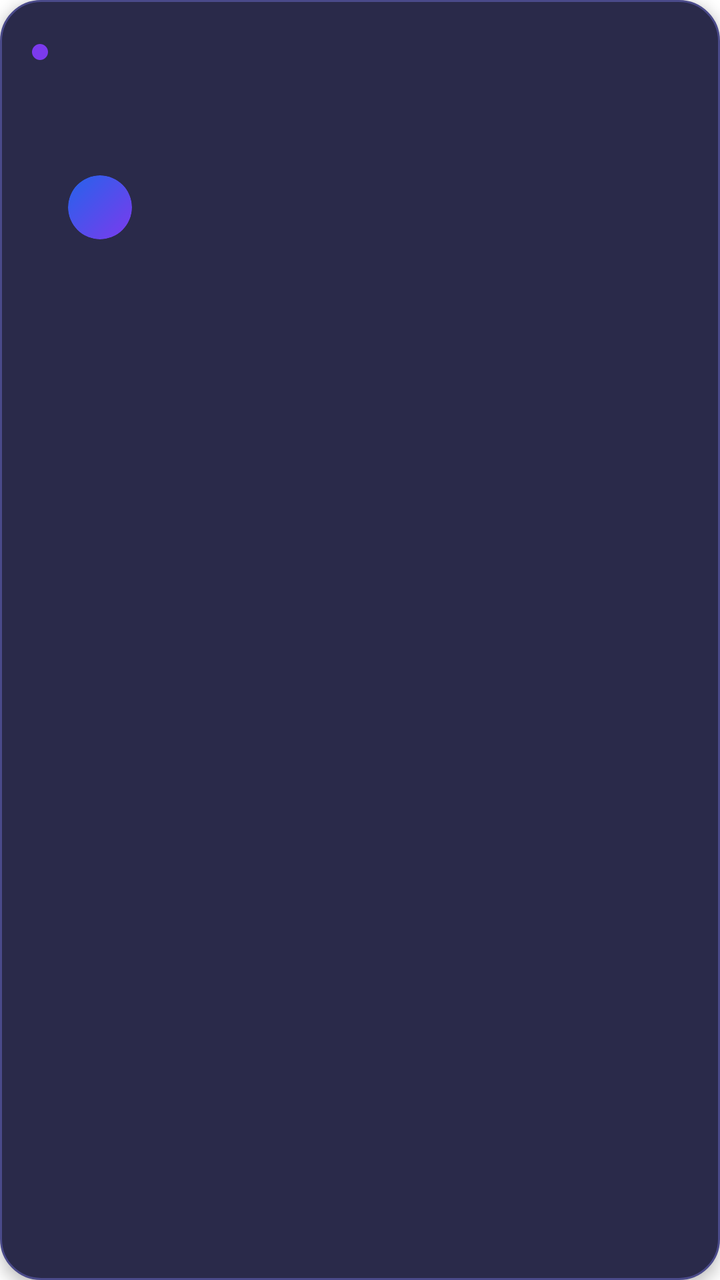
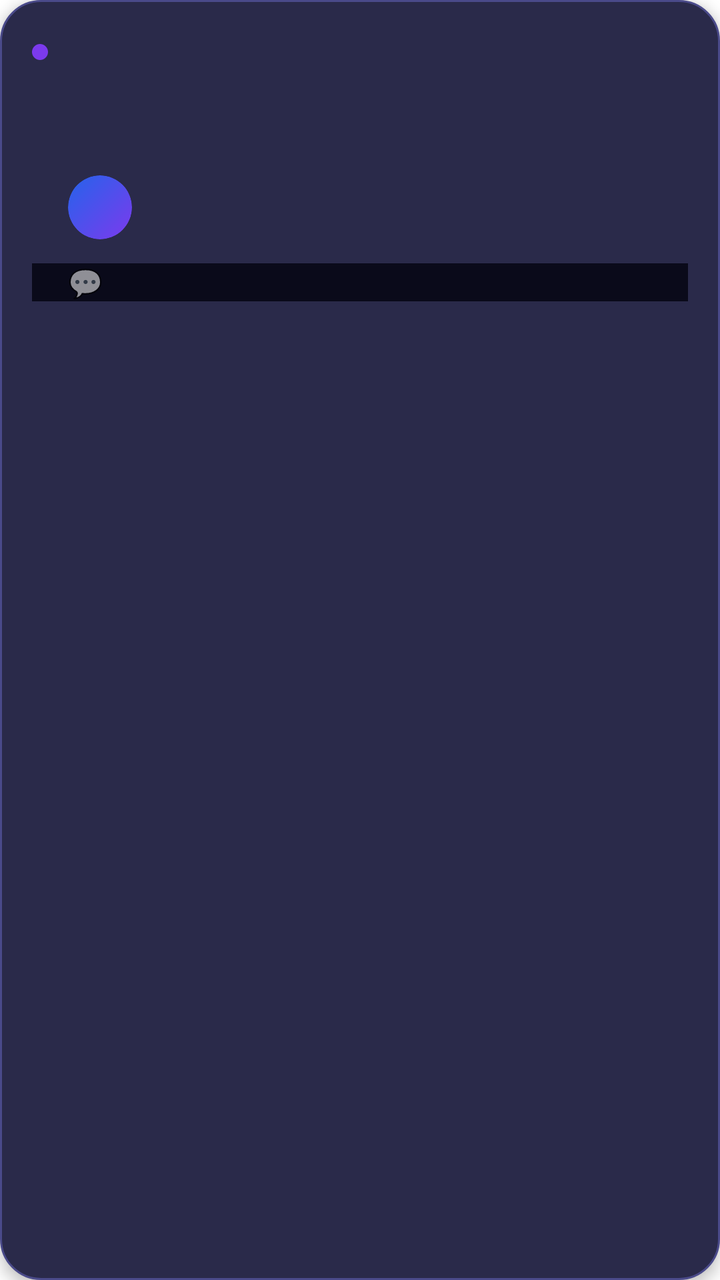

The first picture is an Android layout as it rendered before a commit; the second is the same layout after the commit. The layout source and the unified diff follow.
<!-- AndroidManifest.xml: application theme Theme.Neighborboard -->
<!-- res/layout/item_announcement.xml -->
<?xml version="1.0" encoding="utf-8"?>
<LinearLayout
    xmlns:android="http://schemas.android.com/apk/res/android"
    android:layout_width="match_parent"
    android:layout_height="wrap_content"
    android:orientation="vertical"
    android:background="@drawable/bg_glass_card"
    android:padding="16dp"
    android:layout_marginStart="4dp"
    android:layout_marginEnd="4dp"
    android:layout_marginBottom="12dp"
    android:elevation="4dp">

    
    <LinearLayout
        android:layout_width="match_parent"
        android:layout_height="wrap_content"
        android:orientation="horizontal"
        android:layout_marginBottom="8dp">

        
        <View
            android:layout_width="8dp"
            android:layout_height="8dp"
            android:background="@drawable/bg_dot_purple"
            android:layout_marginTop="6dp"
            android:layout_marginEnd="10dp"/>

        <TextView
            android:id="@+id/tvTitle"
            android:layout_width="0dp"
            android:layout_height="wrap_content"
            android:layout_weight="1"
            android:textSize="16sp"
            android:textStyle="bold"
            android:textColor="#FFFFFF"/>

        <TextView
            android:id="@+id/tvDate"
            android:layout_width="wrap_content"
            android:layout_height="wrap_content"
            android:textSize="11sp"
            android:textColor="#6272A4"/>

    </LinearLayout>

    
    <TextView
        android:id="@+id/tvContent"
        android:layout_width="match_parent"
        android:layout_height="wrap_content"
        android:textSize="14sp"
        android:textColor="#CCD6F6"
        android:lineSpacingMultiplier="1.4"
        android:layout_marginBottom="12dp"
        android:paddingStart="18dp"/>

    
    <View
        android:layout_width="match_parent"
        android:layout_height="1dp"
        android:background="#2A2A4A"
        android:layout_marginBottom="10dp"/>

    
    <LinearLayout
        android:layout_width="match_parent"
        android:layout_height="wrap_content"
        android:orientation="horizontal"
        android:gravity="center_vertical"
        android:paddingStart="18dp">

        <ImageView
            android:id="@+id/ivAvatar"
            android:layout_width="32dp"
            android:layout_height="32dp"
            android:background="@drawable/bg_avatar"
            android:layout_marginEnd="8dp"
            android:scaleType="centerCrop"
            android:clipToOutline="true"/>

        <TextView
            android:id="@+id/tvSender"
            android:layout_width="wrap_content"
            android:layout_height="wrap_content"
            android:textSize="12sp"
            android:textColor="#8892B0"/>

    </LinearLayout>

</LinearLayout>
<!-- resources referenced by this layout -->
<resources>
  <!-- drawable bg_avatar (drawable) -->
  <?xml version="1.0" encoding="utf-8"?>
  <shape xmlns:android="http://schemas.android.com/apk/res/android"
      android:shape="oval">
      <gradient
          android:startColor="#7C3AED"
          android:endColor="#2563EB"
          android:angle="135"/>
  </shape>
  <!-- drawable bg_dot_purple (drawable) -->
  <?xml version="1.0" encoding="utf-8"?>
  <shape xmlns:android="http://schemas.android.com/apk/res/android"
      android:shape="oval">
      <solid android:color="#7C3AED"/>
  </shape>
  <!-- drawable bg_glass_card (drawable) -->
  <?xml version="1.0" encoding="utf-8"?>
  <shape xmlns:android="http://schemas.android.com/apk/res/android"
      android:shape="rectangle">
      <solid android:color="#2A2A4A"/>
      <corners android:radius="20dp"/>
      <stroke android:width="1dp" android:color="#4A4A8A"/>
  </shape>
  <style name="Theme.Neighborboard" parent="Theme.MaterialComponents.Light.NoActionBar">
          <item name="colorPrimary">#6200EE</item>
          <item name="colorPrimaryVariant">#3700B3</item>
          <item name="colorOnPrimary">#FFFFFF</item>
          <item name="colorSecondary">#03DAC5</item>
          <item name="colorOnSecondary">#000000</item>
      </style>
</resources>

<!-- the commit's change to res/layout/item_announcement.xml (unified diff, before → after) -->
@@ -68,7 +68,8 @@
         android:layout_height="wrap_content"
         android:orientation="horizontal"
         android:gravity="center_vertical"
-        android:paddingStart="18dp">
+        android:paddingStart="18dp"
+        android:layout_marginBottom="12dp">
 
         <ImageView
             android:id="@+id/ivAvatar"
@@ -81,11 +82,38 @@
 
         <TextView
             android:id="@+id/tvSender"
-            android:layout_width="wrap_content"
+            android:layout_width="0dp"
             android:layout_height="wrap_content"
+            android:layout_weight="1"
             android:textSize="12sp"
             android:textColor="#8892B0"/>
 
     </LinearLayout>
 
+    
+    <LinearLayout
+        android:layout_width="match_parent"
+        android:layout_height="wrap_content"
+        android:orientation="horizontal"
+        android:gravity="center_vertical"
+        android:paddingStart="18dp"
+        android:background="#0A0A1A">
+
+        <TextView
+            android:layout_width="wrap_content"
+            android:layout_height="wrap_content"
+            android:text="💬"
+            android:textSize="14sp"
+            android:layout_marginEnd="6dp"/>
+
+        <TextView
+            android:id="@+id/tvCommentCount"
+            android:layout_width="wrap_content"
+            android:layout_height="wrap_content"
+            android:textSize="12sp"
+            android:textColor="#7C3AED"
+            android:textStyle="bold"/>
+
+    </LinearLayout>
+
 </LinearLayout>
